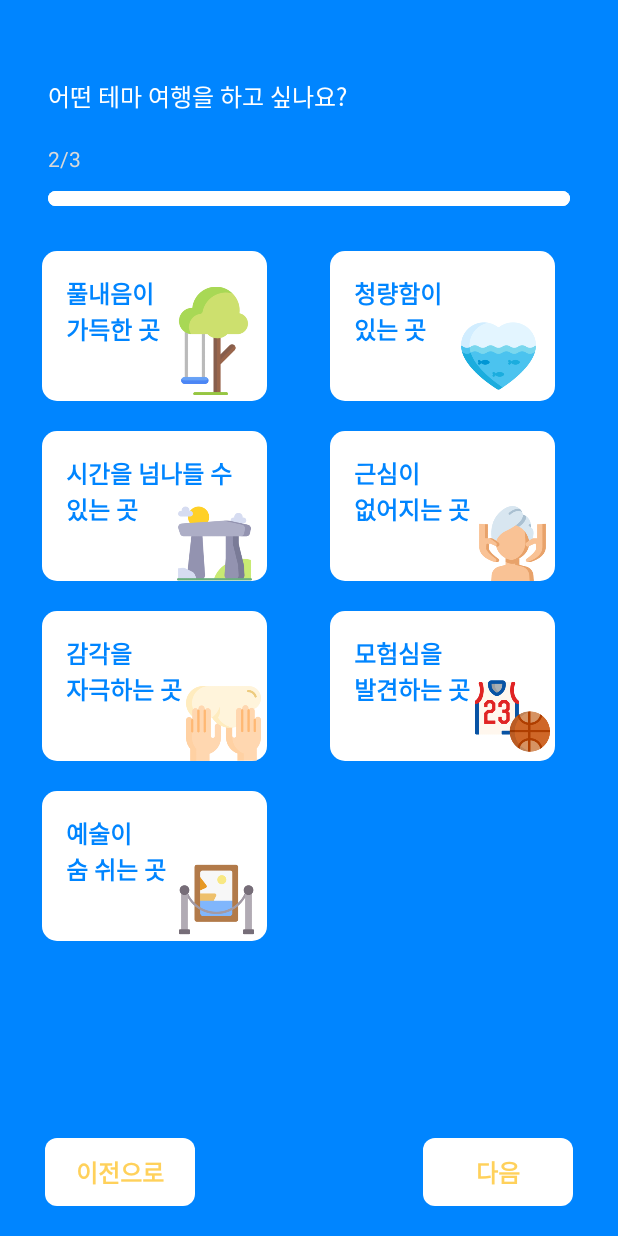
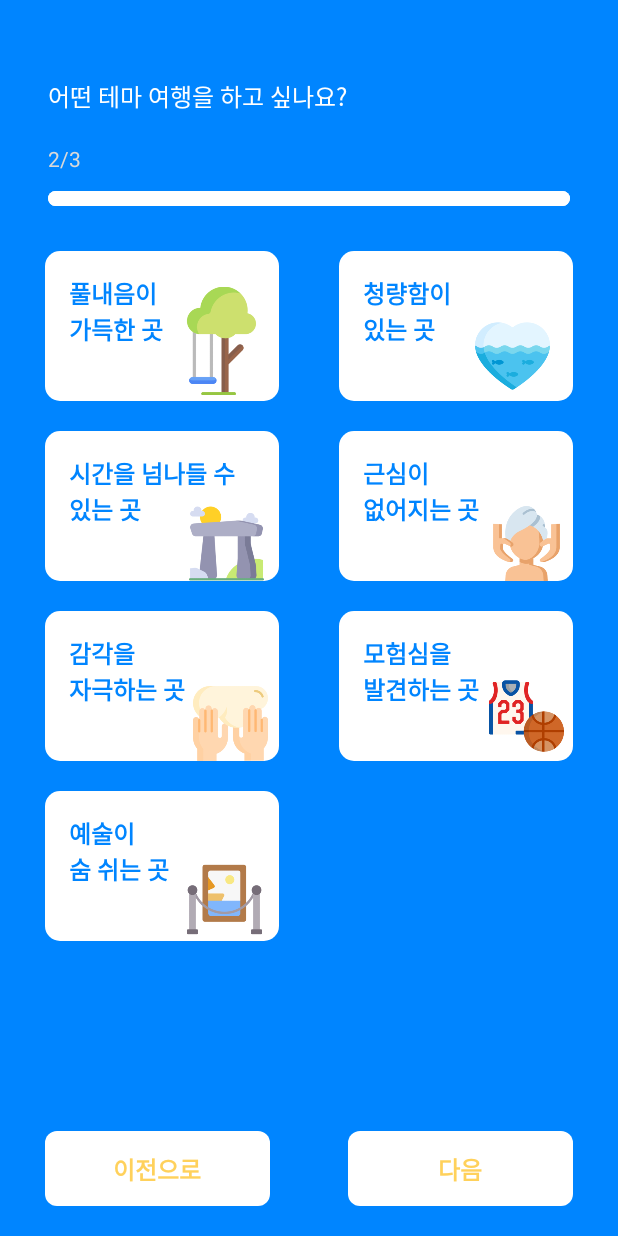
Before and after one commit to TodayTrip/TodayTrip, an Android app: the RandomThemeFragment screen opened through its navigation route, on a phone screen of 412 x 824 dp. Run offline under Robolectric (Android 15) with nearby library versions, the phone set to English and light mode, and no system bars; pictures from the network do not load; 2 statements that could not run were skipped.

Commit message:
[Design] 다른 기기에서도 동일한 위치에 보이게 버튼 중앙 정렬

```diff
--- a/app/src/main/res/layout/fragment_random_theme.xml
+++ b/app/src/main/res/layout/fragment_random_theme.xml
@@ -55,7 +55,7 @@
     <ScrollView
         android:layout_width="match_parent"
         android:layout_height="0dp"
-        app:layout_constraintBottom_toTopOf="@+id/btn_trip_theme"
+        app:layout_constraintBottom_toTopOf="@+id/btn_next"
         app:layout_constraintTop_toBottomOf="@+id/layout_step_bar">
         <androidx.constraintlayout.widget.ConstraintLayout
             android:layout_width="match_parent"
@@ -63,18 +63,21 @@
 
             <androidx.constraintlayout.widget.ConstraintLayout
                 android:id="@+id/btn_theme1"
-                android:layout_width="150dp"
+                android:layout_width="0dp"
                 android:layout_height="100dp"
-                android:layout_marginStart="28dp"
+                android:layout_marginStart="30dp"
                 android:layout_marginTop="30dp"
+                android:layout_marginEnd="40dp"
                 android:background="@drawable/shape_10_radius"
+                app:layout_constraintHorizontal_bias="0.5"
+                app:layout_constraintEnd_toStartOf="@+id/btn_theme2"
                 app:layout_constraintStart_toStartOf="parent"
                 app:layout_constraintTop_toTopOf="parent">
 
                 <TextView
                     android:id="@+id/tv_theme1"
+                    style="@style/RandomThemeBlueBoldText"
                     android:text="풀내음이\n가득한 곳"
-                    style="@style/RandomThemeBlueBoldText"
                     app:layout_constraintStart_toStartOf="parent"
                     app:layout_constraintTop_toTopOf="parent" />
 
@@ -89,16 +92,19 @@
 
             <androidx.constraintlayout.widget.ConstraintLayout
                 android:id="@+id/btn_theme2"
-                android:layout_width="150dp"
+                android:layout_width="0dp"
                 android:layout_height="100dp"
+                android:layout_marginEnd="30dp"
                 android:background="@drawable/shape_10_radius"
                 app:layout_constraintEnd_toEndOf="parent"
+                app:layout_constraintHorizontal_bias="0.5"
                 app:layout_constraintStart_toEndOf="@+id/btn_theme1"
                 app:layout_constraintTop_toTopOf="@+id/btn_theme1">
+
                 <TextView
                     android:id="@+id/tv_theme2"
+                    style="@style/RandomThemeBlueBoldText"
                     android:text="청량함이\n있는 곳"
-                    style="@style/RandomThemeBlueBoldText"
                     app:layout_constraintStart_toStartOf="parent"
                     app:layout_constraintTop_toTopOf="parent" />
 
@@ -113,16 +119,20 @@
 
             <androidx.constraintlayout.widget.ConstraintLayout
                 android:id="@+id/btn_theme3"
-                android:layout_width="150dp"
+                android:layout_width="0dp"
                 android:layout_height="100dp"
                 android:layout_marginTop="20dp"
+                android:layout_marginEnd="40dp"
                 android:background="@drawable/shape_10_radius"
+                app:layout_constraintHorizontal_bias="0.5"
+                app:layout_constraintEnd_toStartOf="@+id/btn_theme4"
                 app:layout_constraintStart_toStartOf="@+id/btn_theme1"
                 app:layout_constraintTop_toBottomOf="@+id/btn_theme1">
+
                 <TextView
                     android:id="@+id/tv_theme3"
+                    style="@style/RandomThemeBlueBoldText"
                     android:text="시간을 넘나들 수\n있는 곳"
-                    style="@style/RandomThemeBlueBoldText"
                     app:layout_constraintStart_toStartOf="parent"
                     app:layout_constraintTop_toTopOf="parent" />
 
@@ -138,9 +148,11 @@
 
             <androidx.constraintlayout.widget.ConstraintLayout
                 android:id="@+id/btn_theme4"
-                android:layout_width="150dp"
+                android:layout_width="0dp"
                 android:layout_height="100dp"
+                android:layout_marginEnd="30dp"
                 android:background="@drawable/shape_10_radius"
+                app:layout_constraintHorizontal_bias="0.5"
                 app:layout_constraintEnd_toEndOf="parent"
                 app:layout_constraintStart_toEndOf="@+id/btn_theme3"
                 app:layout_constraintTop_toTopOf="@+id/btn_theme3">
@@ -162,10 +174,13 @@
 
             <androidx.constraintlayout.widget.ConstraintLayout
                 android:id="@+id/btn_theme5"
-                android:layout_width="150dp"
+                android:layout_width="0dp"
                 android:layout_height="100dp"
                 android:layout_marginTop="20dp"
+                android:layout_marginEnd="40dp"
                 android:background="@drawable/shape_10_radius"
+                app:layout_constraintHorizontal_bias="0.5"
+                app:layout_constraintEnd_toStartOf="@+id/btn_theme6"
                 app:layout_constraintStart_toStartOf="@+id/btn_theme3"
                 app:layout_constraintTop_toBottomOf="@+id/btn_theme3">
                 <TextView
@@ -188,9 +203,11 @@
 
             <androidx.constraintlayout.widget.ConstraintLayout
                 android:id="@+id/btn_theme6"
-                android:layout_width="150dp"
+                android:layout_width="0dp"
                 android:layout_height="100dp"
+                android:layout_marginEnd="30dp"
                 android:background="@drawable/shape_10_radius"
+                app:layout_constraintHorizontal_bias="0.5"
                 app:layout_constraintEnd_toEndOf="parent"
                 app:layout_constraintStart_toEndOf="@+id/btn_theme5"
                 app:layout_constraintTop_toTopOf="@+id/btn_theme5">
@@ -212,16 +229,19 @@
 
             <androidx.constraintlayout.widget.ConstraintLayout
                 android:id="@+id/btn_theme7"
-                android:layout_width="150dp"
+                android:layout_width="0dp"
                 android:layout_height="100dp"
                 android:layout_marginTop="20dp"
                 android:background="@drawable/shape_10_radius"
+                app:layout_constraintEnd_toEndOf="@+id/btn_theme5"
+                app:layout_constraintHorizontal_bias="0.5"
                 app:layout_constraintStart_toStartOf="@+id/btn_theme5"
                 app:layout_constraintTop_toBottomOf="@+id/btn_theme5">
+
                 <TextView
                     android:id="@+id/tv_theme7"
+                    style="@style/RandomThemeBlueBoldText"
                     android:text="예술이\n숨 쉬는 곳"
-                    style="@style/RandomThemeBlueBoldText"
                     app:layout_constraintStart_toStartOf="parent"
                     app:layout_constraintTop_toTopOf="parent" />
 
@@ -238,9 +258,9 @@
     </ScrollView>
 
     <androidx.constraintlayout.widget.ConstraintLayout
-        android:id="@+id/btn_trip_theme"
-        android:layout_width="100dp"
-        android:layout_height="45dp"
+        android:id="@+id/btn_next"
+        android:layout_width="150dp"
+        android:layout_height="50dp"
         android:layout_marginStart="30dp"
         android:layout_marginEnd="30dp"
         android:layout_marginBottom="20dp"
@@ -264,8 +284,8 @@
 
     <androidx.constraintlayout.widget.ConstraintLayout
         android:id="@+id/btn_back"
-        android:layout_width="100dp"
-        android:layout_height="45dp"
+        android:layout_width="150dp"
+        android:layout_height="50dp"
         android:layout_marginStart="30dp"
         android:layout_marginEnd="30dp"
         android:layout_marginBottom="20dp"
```
